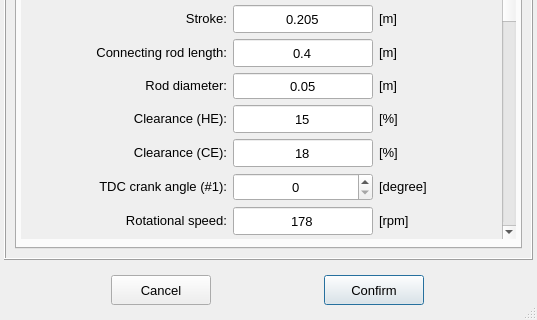
The window that pulse/interface/data/ui_files/model/setup/acoustic/reciprocating_pump_inputs.ui (open-pulse/OpenPulse) describes before a commit, drawn with Qt 5; both pictures show x 0 to 537 and y 321 to 641 of the 537 by 641 pixel window.
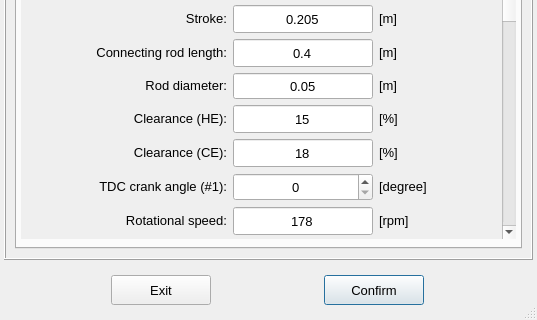
The same window after the commit. Icons and pictures are not drawn.

Commit message: Replace the button text "Cancel" by "Exit"

Patch:
```diff
--- a/pulse/interface/data/ui_files/model/setup/acoustic/reciprocating_pump_inputs.ui
+++ b/pulse/interface/data/ui_files/model/setup/acoustic/reciprocating_pump_inputs.ui
@@ -220,7 +220,7 @@
          <string notr="true"/>
         </property>
         <property name="text">
-         <string>Cancel</string>
+         <string>Exit</string>
         </property>
         <property name="autoDefault">
          <bool>false</bool>
```
Left out of the diff: 4 changed lines with no effect on the pictures. The commit also changes 75 other files.
